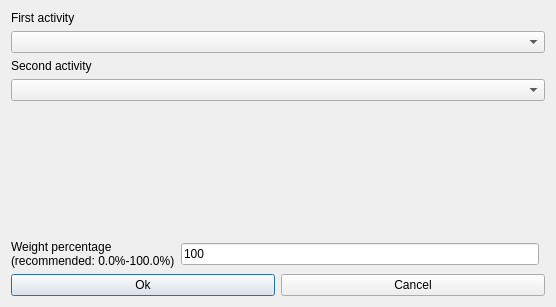
Before: the Qt Designer form src/interface/modifyconstrainttwoactivitiesorderedform_template.ui in karandit/fet, drawn with Qt 5.
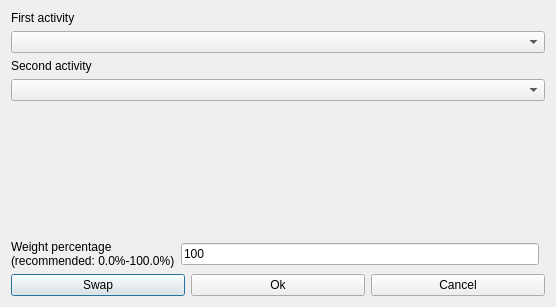
After: the same form once the commit is applied.

```diff
--- a/src/interface/modifyconstrainttwoactivitiesorderedform_template.ui
+++ b/src/interface/modifyconstrainttwoactivitiesorderedform_template.ui
@@ -16,6 +16,13 @@
   <layout class="QGridLayout">
    <item row="4" column="0" colspan="2">
     <layout class="QHBoxLayout">
+     <item>
+      <widget class="QPushButton" name="swapPushButton">
+       <property name="text">
+        <string comment="Interchange (swap) the two selected activities in the dialog">Swap</string>
+       </property>
+      </widget>
+     </item>
      <item>
       <widget class="QPushButton" name="okPushButton">
        <property name="text">
```
